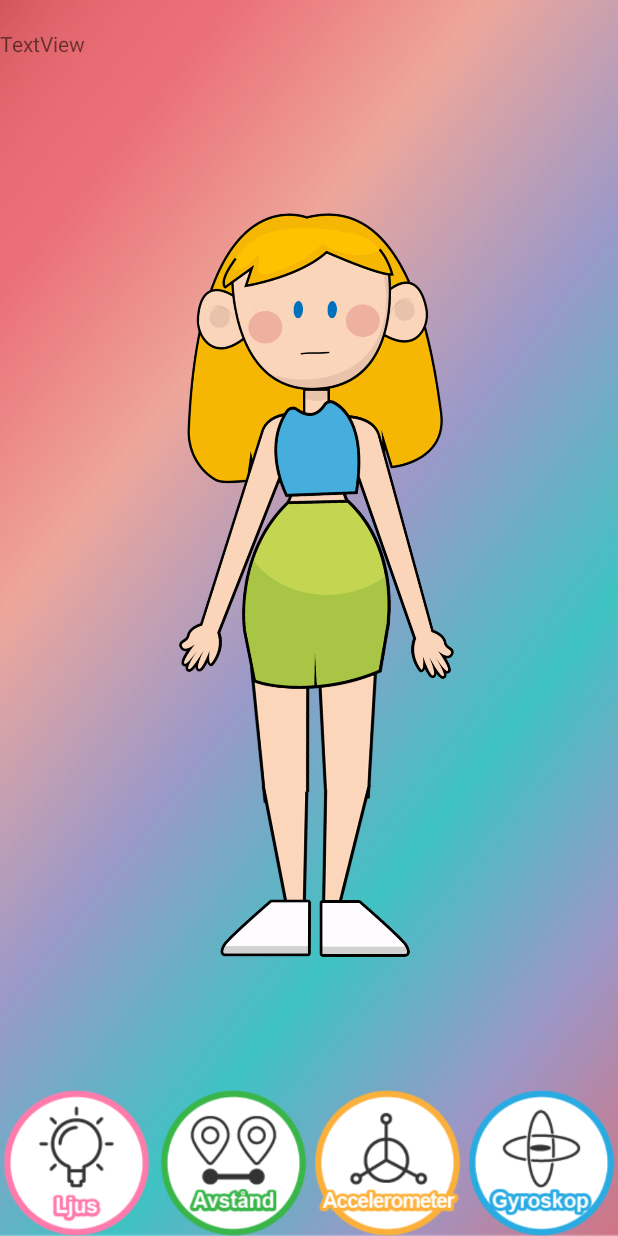
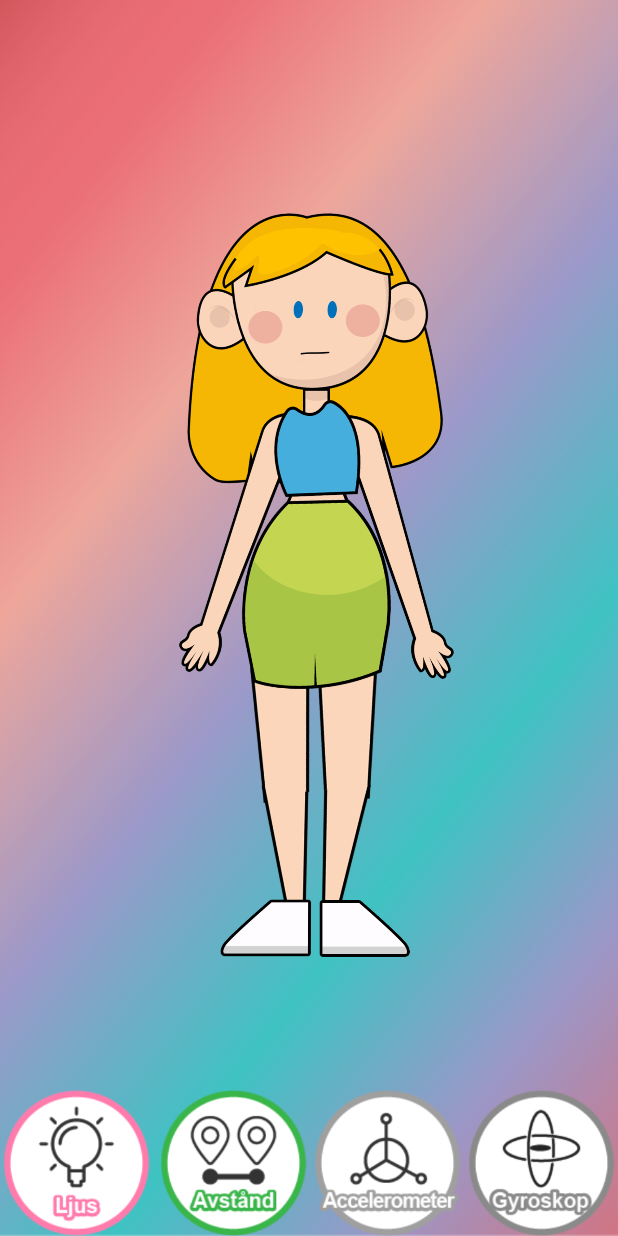
Before and after one commit to wiebkem/SensorGame, an Android app: the layout activity_main.xml on its own in the app's theme, with its tools: preview values and no code run, on a phone screen of 412 x 824 dp. Run offline under Robolectric (Android 15) with nearby library versions, the phone set to English and light mode, and no system bars.

Commit message:
Finished the app.

```diff
--- a/app/src/main/res/drawable/selector_toggle_accelerometer_button.xml
+++ /dev/null
@@ -1,5 +0,0 @@
-<?xml version = "1.0" encoding = "utf-8"?>
-<selector xmlns:android="http://schemas.android.com/apk/res/android">
-    <item android:state_activated="true" android:drawable="@drawable/accelerometer_on" />
-    <item android:drawable="@drawable/accelerometer" />
-</selector>
--- a/app/src/main/res/drawable/selector_toggle_gyroscope_button.xml
+++ /dev/null
@@ -1,5 +0,0 @@
-<?xml version = "1.0" encoding = "utf-8"?>
-<selector xmlns:android="http://schemas.android.com/apk/res/android">
-    <item android:state_activated="true" android:drawable="@drawable/gyroskop_on" />
-    <item android:drawable="@drawable/gyroskop" />
-</selector>
--- a/app/src/main/res/layout/activity_main.xml
+++ b/app/src/main/res/layout/activity_main.xml
@@ -8,15 +8,6 @@
     android:fitsSystemWindows="true"
     android:background="@drawable/background"
     tools:context=".MainActivity">
-
-    <TextView
-        android:id="@+id/textView"
-        android:layout_width="wrap_content"
-        android:layout_height="wrap_content"
-        android:layout_alignParentStart="true"
-        android:layout_alignParentTop="true"
-        android:layout_marginTop="19dp"
-        android:text="TextView" />
 
     <ImageView
         android:id="@+id/lightToggle"
@@ -40,7 +31,7 @@
         android:layout_height="97dp"
         android:layout_alignParentBottom="true"
         android:layout_toStartOf="@+id/gyroscopeToggle"
-        app:srcCompat="@drawable/selector_toggle_accelerometer_button" />
+        app:srcCompat="@drawable/accelerometer_grey" />
 
     <ImageView
         android:id="@+id/gyroscopeToggle"
@@ -48,7 +39,7 @@
         android:layout_height="97dp"
         android:layout_alignParentBottom="true"
         android:layout_alignParentEnd="true"
-        app:srcCompat="@drawable/selector_toggle_gyroscope_button" />
+        app:srcCompat="@drawable/gyroskop_grey" />
 
     <pl.droidsonroids.gif.GifImageView
         android:id="@+id/dollImage"
```
Also changed, not shown: app/src/main/java/game/sensor/sensorgame/MainActivity.java (+1 -39 lines), app/src/main/java/game/sensor/sensorgame/SensorOrganizer.java (+3 -51 lines), app/src/main/res/drawable/accelerometer.png (deleted), app/src/main/res/drawable/accelerometer_grey.png (added), app/src/main/res/drawable/accelerometer_on.png (deleted), app/src/main/res/drawable/gyroskop.png (deleted), app/src/main/res/drawable/gyroskop_grey.png (added), app/src/main/res/drawable/gyroskop_on.png (deleted).
